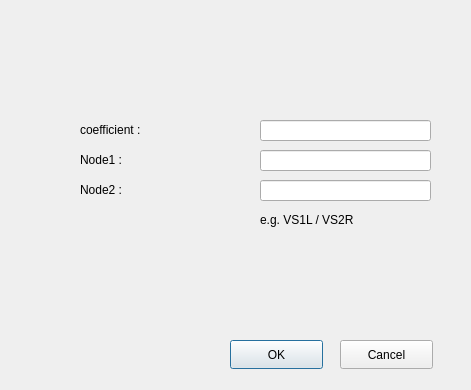
This is voltage_control_voltage_source_dialog.ui in chewoo/L2Spice as Qt 5 draws it before an edit. The edited form follows.
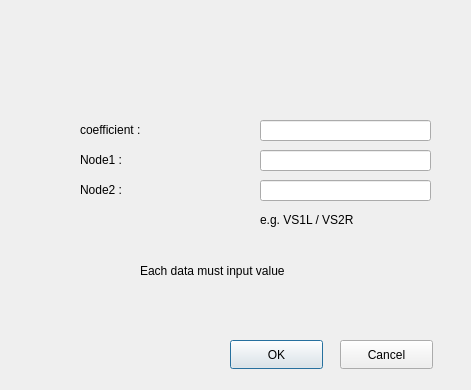
This is the edited form.

Commit message: fixed input value bug

What changed in the file:
```diff
--- a/voltage_control_voltage_source_dialog.ui
+++ b/voltage_control_voltage_source_dialog.ui
@@ -121,6 +121,19 @@
     <string>coefficient : </string>
    </property>
   </widget>
+  <widget class="QLabel" name="warning">
+   <property name="geometry">
+    <rect>
+     <x>140</x>
+     <y>260</y>
+     <width>191</width>
+     <height>21</height>
+    </rect>
+   </property>
+   <property name="text">
+    <string>Each data must input value</string>
+   </property>
+  </widget>
  </widget>
  <resources/>
  <connections/>
```
The commit also changes 14 other files.
